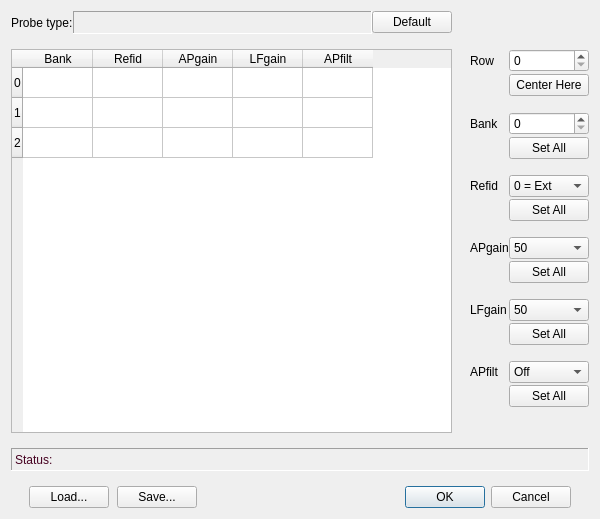
billkarsh/SpikeGLX, file Forms/IMROEditor_T0.ui: the form before one commit.
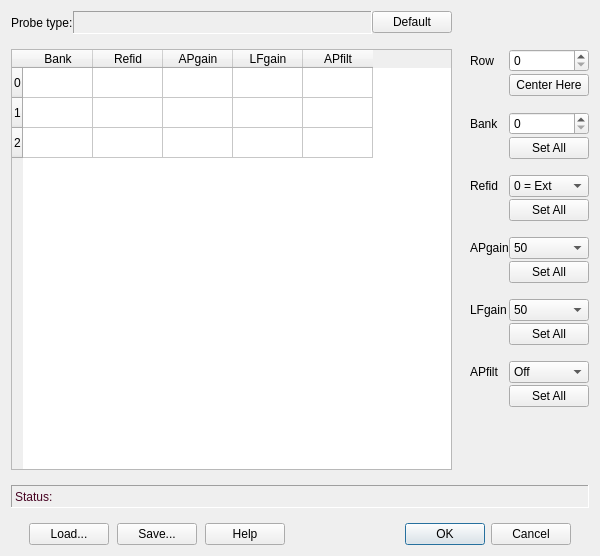
The form after the commit.

Patch:
```diff
--- a/Forms/IMROEditor_T0.ui
+++ b/Forms/IMROEditor_T0.ui
@@ -10,7 +10,7 @@
     <x>0</x>
     <y>0</y>
     <width>600</width>
-    <height>519</height>
+    <height>556</height>
    </rect>
   </property>
   <property name="minimumSize">
@@ -671,6 +671,13 @@
        </property>
       </widget>
      </item>
+     <item>
+      <widget class="QPushButton" name="helpBut">
+       <property name="text">
+        <string>Help</string>
+       </property>
+      </widget>
+     </item>
      <item>
       <spacer name="horizontalSpacer">
        <property name="orientation">
@@ -681,7 +688,7 @@
        </property>
        <property name="sizeHint" stdset="0">
         <size>
-         <width>100</width>
+         <width>40</width>
          <height>20</height>
         </size>
        </property>
```
Left out of the diff: 1 changed line with no effect on the pictures.
